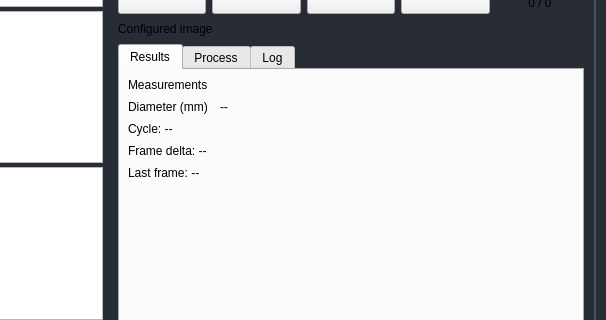
Qt form ui/PageHome.ui (bruceking0825/PVA_DualCam) before a commit; both pictures show x 494 to 1100 and y 162 to 482 of the 1100 by 655 pixel window.
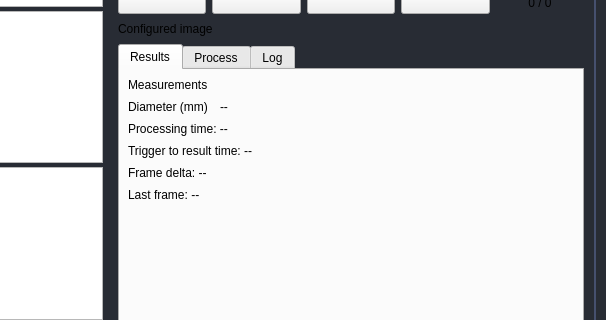
The same form after that commit. Icons and pictures are not drawn. Custom widgets are drawn as their Qt base class.

What changed in the file:
```diff
--- a/ui/PageHome.ui
+++ b/ui/PageHome.ui
@@ -583,7 +583,14 @@
            <item>
             <widget class="QLabel" name="lblCycle">
              <property name="text">
-              <string>Cycle: --</string>
+              <string>Processing time: --</string>
+             </property>
+            </widget>
+           </item>
+           <item>
+            <widget class="QLabel" name="lblTriggerToResultTime">
+             <property name="text">
+              <string>Trigger to result time: --</string>
              </property>
             </widget>
            </item>
```
